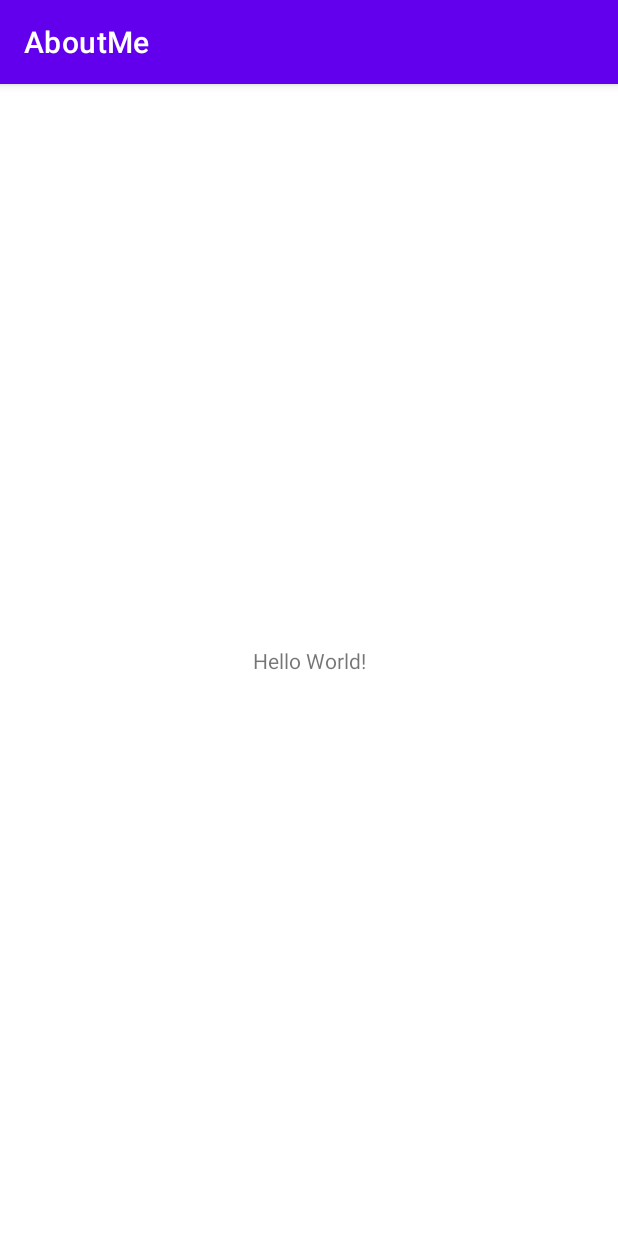
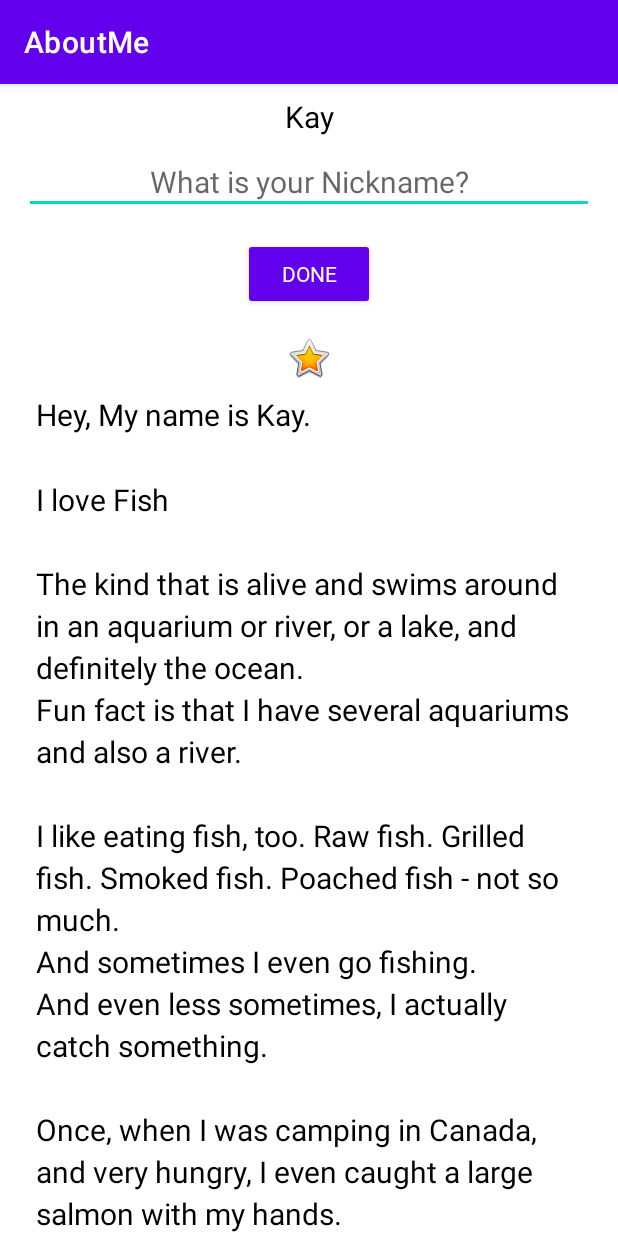
Before and after one commit to kaykay0808/AboutMe, an Android app: the screen it shows after launch (MainActivity), on a phone screen of 412 x 824 dp. Run offline under Robolectric (Android 15) with nearby library versions, the phone set to English and light mode, and no system bars.

Commit message:
THIS ONE JASON

```diff
--- a/app/src/main/java/com/example/aboutme/MainActivity.kt
+++ b/app/src/main/java/com/example/aboutme/MainActivity.kt
@@ -1,11 +1,60 @@
 package com.example.aboutme
 
+import android.content.Context
 import androidx.appcompat.app.AppCompatActivity
 import android.os.Bundle
+import android.view.View
+import android.view.inputmethod.InputMethodManager
+import android.widget.Button
+import android.widget.EditText
+import android.widget.TextView
 
 class MainActivity : AppCompatActivity() {
+    //function 1
     override fun onCreate(savedInstanceState: Bundle?) {
         super.onCreate(savedInstanceState)
         setContentView(R.layout.activity_main)
+
+        findViewById<Button>(R.id.done_button).setOnClickListener {
+            addNickname(it)
+        }
+        // Call setOnClickListener on the nickname_text text view. Pass in a reference to the click-listener function, which is updateNickname().
+        findViewById<TextView>(R.id.nickname_text).setOnClickListener {
+            updateNickname(it)
+        }
+    }
+
+    //function 2
+    private fun addNickname(view: View) {
+        //hide keyboard
+        val inputMethodManager = getSystemService(Context.INPUT_METHOD_SERVICE) as InputMethodManager
+        inputMethodManager.hideSoftInputFromWindow(view.windowToken, 0)
+        //put in a findviewbyid
+
+        // nickname_edit = What is your nickname box? (edit text)
+        //nickname_text = Kay Header (textview)
+        val editText = findViewById<EditText>(R.id.nickname_edit)
+        val nicknameTextView = findViewById<TextView>(R.id.nickname_text)
+
+        //Set the text in the nicknameTextView text view to the text that the user entered in the editText, getting it from the text property.
+        nicknameTextView.text = editText.text
+        //Hide the nickname EditText view by setting the visibility property of editText to View.GONE.
+        editText.visibility = View.GONE
+        //Hide the DONE button by setting the visibility property to View.GONE
+        view.visibility = View.GONE
+
+
+    }
+    //function3
+    private fun updateNickname (view: View) {
+        //Get a reference to the nickname_edit edit text, and get a reference to the DONE button. To do this, use the findViewById() method.
+        val editText = findViewById<EditText>(R.id.nickname_edit)
+        val doneButton = findViewById<Button>(R.id.done_button)
+
+        // Add code to show the edit text, show the DONE button, and hide the text view.
+        editText.visibility = View.VISIBLE
+        doneButton.visibility = View.VISIBLE
+        view.visibility = View.GONE
+
     }
 }
--- a/app/src/main/res/layout/activity_main.xml
+++ b/app/src/main/res/layout/activity_main.xml
@@ -1,18 +1,71 @@
 <?xml version="1.0" encoding="utf-8"?>
-<androidx.constraintlayout.widget.ConstraintLayout xmlns:android="http://schemas.android.com/apk/res/android"
+<LinearLayout xmlns:android="http://schemas.android.com/apk/res/android"
     xmlns:app="http://schemas.android.com/apk/res-auto"
     xmlns:tools="http://schemas.android.com/tools"
     android:layout_width="match_parent"
     android:layout_height="match_parent"
+    android:orientation="vertical"
+    android:paddingStart="@dimen/layout_padding"
+    android:paddingEnd="@dimen/layout_padding"
     tools:context=".MainActivity">
 
+
     <TextView
+        android:id="@+id/name_text"
+        style="@style/NameStyle"
+        android:layout_width="match_parent"
+        android:layout_height="wrap_content"
+        android:text="@string/name"
+        android:textAlignment="center" />
+
+    <EditText
+        android:id="@+id/nickname_edit"
+        style="@style/NameStyle"
+        android:layout_width="match_parent"
+        android:layout_height="wrap_content"
+        android:ems="10"
+        android:hint="@string/what_is_your_nickname"
+        android:inputType="textPersonName"
+        android:textAlignment="center" />
+
+    <Button
+        android:id="@+id/done_button"
+        style="@style/Widget.AppCompat.Button.Colored"
         android:layout_width="wrap_content"
         android:layout_height="wrap_content"
-        android:text="Hello World!"
-        app:layout_constraintBottom_toBottomOf="parent"
-        app:layout_constraintLeft_toLeftOf="parent"
-        app:layout_constraintRight_toRightOf="parent"
-        app:layout_constraintTop_toTopOf="parent" />
+        android:layout_gravity="center_horizontal"
+        android:layout_marginTop="@dimen/layout_padding"
+        android:fontFamily="@font/roboto"
+        android:text="@string/done" />
 
-</androidx.constraintlayout.widget.ConstraintLayout>
+    <TextView
+        android:id="@+id/nickname_text"
+        style="@style/NameStyle"
+        android:layout_width="match_parent"
+        android:layout_height="wrap_content"
+        android:textAlignment="center"
+        android:visibility="gone"
+        android:text=""/>
+
+    <ImageView
+        android:id="@+id/star_image"
+        android:layout_width="match_parent"
+        android:layout_height="wrap_content"
+        android:layout_marginTop="16dp"
+        android:contentDescription="@string/yellow_star"
+        app:srcCompat="@android:drawable/btn_star_big_on" />
+
+    <ScrollView
+        android:id="@+id/bio_scroll"
+        android:layout_width="match_parent"
+        android:layout_height="match_parent">
+
+        <TextView
+            android:id="@+id/bio_text"
+            style="@style/NameStyle"
+            android:layout_width="match_parent"
+            android:layout_height="wrap_content"
+            android:lineSpacingMultiplier="1.2"
+            android:text="@string/bio" />
+    </ScrollView>
+</LinearLayout>
--- a/app/src/main/res/values/colors.xml
+++ b/app/src/main/res/values/colors.xml
@@ -7,4 +7,8 @@
     <color name="teal_700">#FF018786</color>
     <color name="black">#FF000000</color>
     <color name="white">#FFFFFFFF</color>
+    //added 3 new colors
+    <color name="colorPrimary">#008577</color>
+    <color name="colorPrimaryDark">#00574B</color>
+    <color name="colorAccent">#76bf5e</color>
 </resources>
--- /dev/null
+++ b/app/src/main/res/values/dimens.xml
@@ -0,0 +1,6 @@
+<?xml version="1.0" encoding="utf-8"?>
+<resources>
+    <dimen name="text_size">20sp</dimen>
+    <dimen name="small_padding">8dp</dimen>
+    <dimen name="layout_padding">16dp</dimen>
+</resources>
--- a/app/src/main/res/values/strings.xml
+++ b/app/src/main/res/values/strings.xml
@@ -1,3 +1,17 @@
 <resources>
     <string name="app_name">AboutMe</string>
+    <string name="name">Kay</string>
+    <string name="yellow_star">yellow star</string>
+    <string name="what_is_your_nickname">What is your Nickname?</string>
+    <string name="done">Done</string>
+    <string name="bio">Hey, My name is Kay.
+        \n\nI love Fish
+    \n\nThe kind that is alive and swims around in an aquarium or river, or a lake, and definitely the ocean.
+    \nFun fact is that I have several aquariums and also a river.
+    \n\nI like eating fish, too. Raw fish. Grilled fish. Smoked fish. Poached fish - not so much.
+    \nAnd sometimes I even go fishing.
+    \nAnd even less sometimes, I actually catch something.
+    \n\nOnce, when I was camping in Canada, and very hungry, I even caught a large salmon with my hands.
+    \n\nI\'ll be happy to teach you how to make your own aquarium.
+    \nYou should ask someone else about fishing, though.\n\n</string>
 </resources>
--- /dev/null
+++ b/app/src/main/res/values/styles.xml
@@ -0,0 +1,9 @@
+<?xml version="1.0" encoding="utf-8"?>
+<resources>
+
+    <style name="NameStyle">
+        <item name="android:padding">@dimen/small_padding</item>
+        <item name="android:textColor">@android:color/black</item>
+        <item name="android:textSize">@dimen/text_size</item>
+    </style>
+</resources>
```
Also changed, not shown: app/src/main/res/font/roboto.ttf (added).
